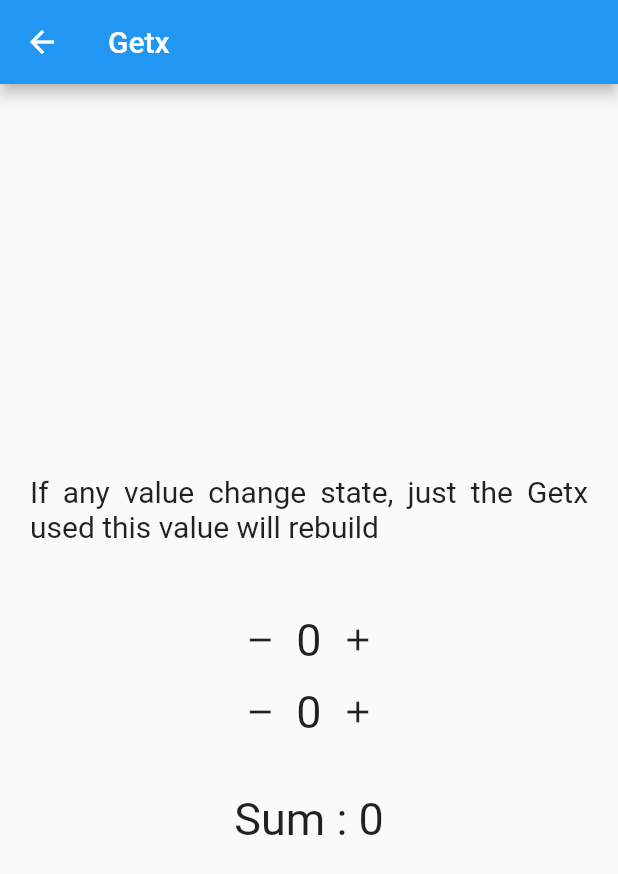
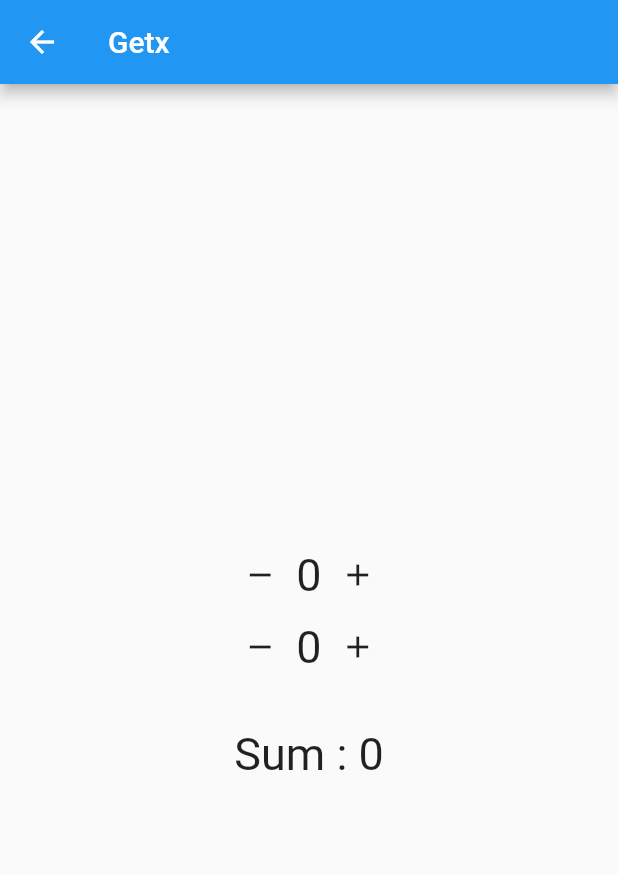
Before and after one commit to BayloDev/getx, a Flutter app: the GetxScreen screen opened directly, on a phone screen of 412 x 824 dp. Shown: the top 874 px of the screen. Run offline on Flutter 3.47's test engine with Material 2 defaults, Android fonts, the phone set to English and light mode, and no system bars; our stand-ins replace get, shared_preferences; accounts and stored records are empty.

Commit message:
Update getx_screen.dart

```diff
--- a/lib/view/state_management/getx_screen.dart
+++ b/lib/view/state_management/getx_screen.dart
@@ -21,12 +21,7 @@ class GetxScreen extends StatelessWidget {
           child: Column(
             mainAxisAlignment: MainAxisAlignment.center,
             children: [
-              const Text(
-                'If any value change state, just the Getx used this value will rebuild',
-                style: TextStyle(fontSize: 20),
-                textAlign: TextAlign.justify,
-              ),
-              const SizedBox(height: 40),
+
               GetX<MyGetXContoller>(
                 init: MyGetXContoller(),
                 builder: (controller) {
```
